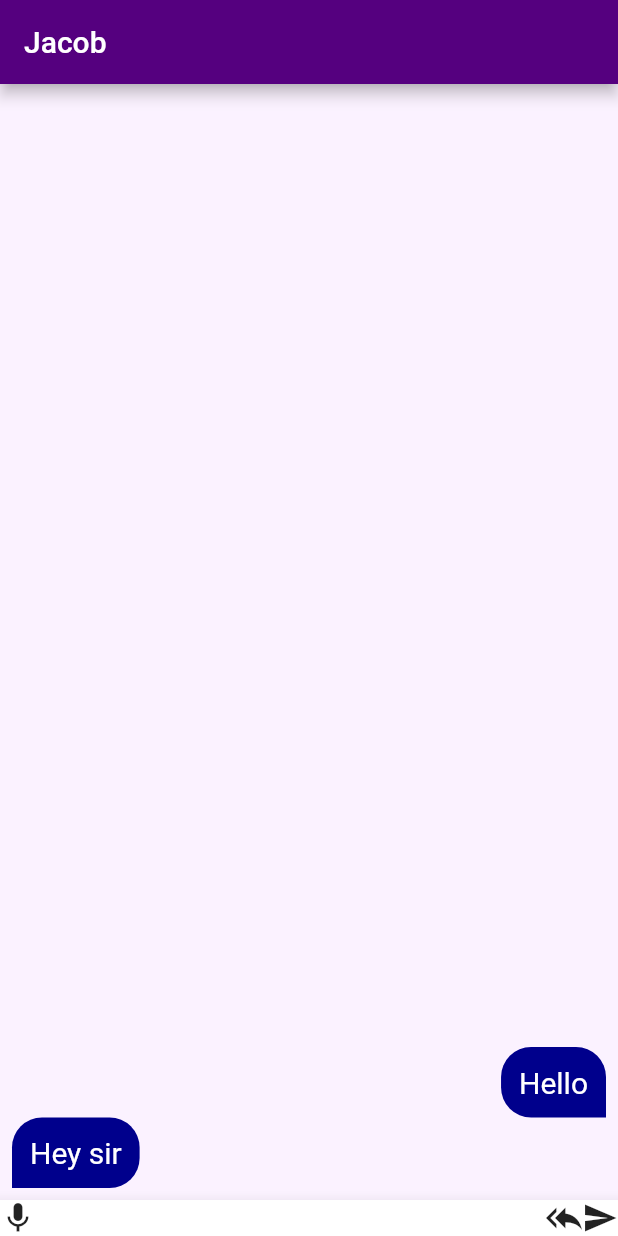
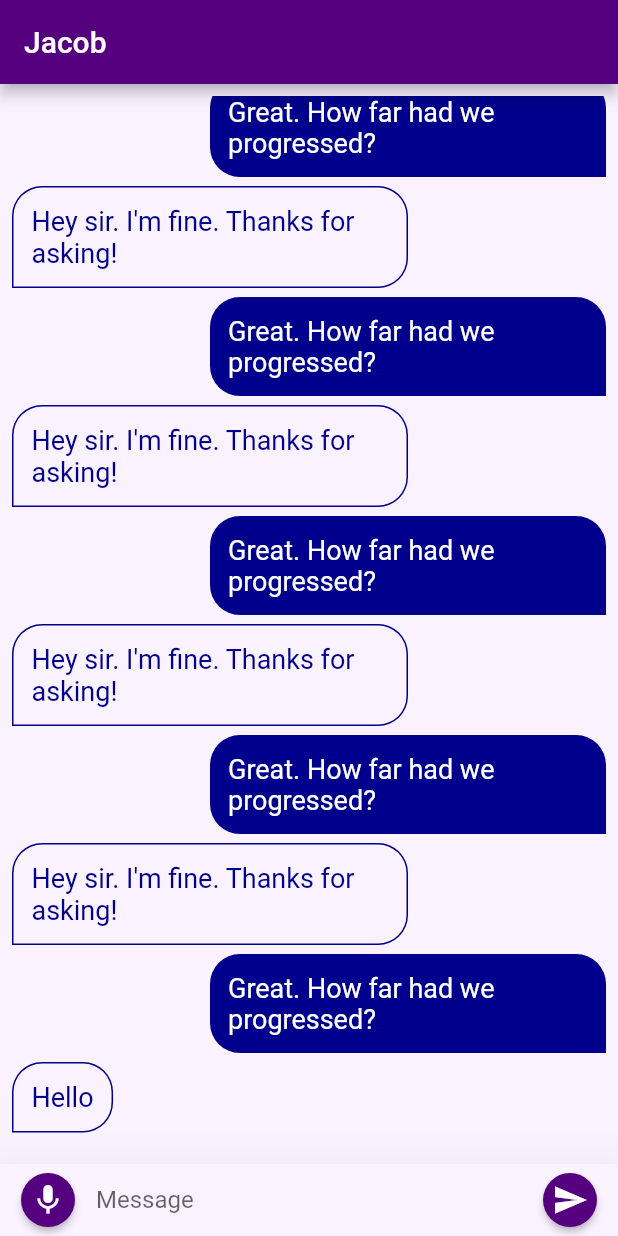
Before and after one commit to root458/Multilingual-Chat, a Flutter app: the screen it shows after launch, on a phone screen of 412 x 824 dp. Run offline on Flutter 3.47's test engine with Material 2 defaults, Android fonts, the phone set to English and light mode, and no system bars; generated files the repository leaves out were written again.

Commit message:
Visual changes: Space between messages, Message box styling depending on sender, Message area, mic and send buttons

```diff
--- a/lib/src/app.dart
+++ b/lib/src/app.dart
@@ -27,6 +27,7 @@ class MyApp extends StatelessWidget {
       animation: settingsController,
       builder: (BuildContext context, Widget? child) {
         return MaterialApp(
+          debugShowCheckedModeBanner: false,
           // Providing a restorationScopeId allows the Navigator built by the
           // MaterialApp to restore the navigation stack when a user leaves and
           // returns to the app after it has been killed while running in the
--- a/lib/src/chat_page/chat_view.dart
+++ b/lib/src/chat_page/chat_view.dart
@@ -9,21 +9,59 @@ class ChatView extends StatelessWidget {
 
   @override
   Widget build(BuildContext context) {
-    var m1 = const Message(messageText: 'Hello', isMine: true);
-    var m2 = const Message(messageText: 'Hey sir', isMine: false);
-
+    var m1 = const Message(messageText: "Hello", isMine: true);
+    var m2 = const Message(
+        messageText: "Hey sir. I'm fine. Thanks for asking!", isMine: false);
+    var m3 = const Message(
+        messageText: "Great. How far had we progressed?", isMine: true);
+    var m4 = const Message(messageText: "Hello", isMine: false);
 
     return Scaffold(
       backgroundColor: kSecondary,
-      bottomNavigationBar: BottomAppBar(
-        child: Row(
-            // ignore: prefer_const_literals_to_create_immutables
+      bottomNavigationBar: Transform.translate(
+        offset: Offset(0.0, -1 * MediaQuery.of(context).viewInsets.bottom),
+        child: BottomAppBar(
+          elevation: 30.0,
+          color: kSecondary,
+          child: Row(
             children: [
-              const Icon(Icons.mic),
-              const Spacer(),
-              const Icon(Icons.reply_all),
-              const Icon(Icons.send)
-            ]),
+              ElevatedButton(
+                onPressed: () {},
+                child: const Icon(
+                  Icons.mic,
+                  color: Colors.white,
+                ),
+                style: ElevatedButton.styleFrom(
+                  primary: kMain,
+                  shape: const CircleBorder(),
+                ),
+              ),
+              const Expanded(
+                child: TextField(
+                  decoration: InputDecoration(
+                    border: InputBorder.none,
+                    focusedBorder: InputBorder.none,
+                    enabledBorder: InputBorder.none,
+                    errorBorder: InputBorder.none,
+                    disabledBorder: InputBorder.none,
+                    hintText: "Message",
+                  ),
+                ),
+              ),
+              ElevatedButton(
+                onPressed: () {},
+                child: const Icon(
+                  Icons.send,
+                  color: Colors.white,
+                ),
+                style: ElevatedButton.styleFrom(
+                  primary: kMain,
+                  shape: const CircleBorder(),
+                ),
+              ),
+            ],
+          ),
+        ),
       ),
       appBar: AppBar(
         backgroundColor: kMain,
@@ -31,11 +69,24 @@ class ChatView extends StatelessWidget {
       ),
       body: Padding(
         padding: const EdgeInsets.all(8.0),
-        child: Column(
-          mainAxisAlignment: MainAxisAlignment.end,
+        child: ListView(
+          physics: const BouncingScrollPhysics(),
+          reverse: true,
+          padding: const EdgeInsets.symmetric(vertical: 10.0, horizontal: 0.0),
+          // Here the latest message should be at the top. Earlier messages below
           children: [
+            MessageBox(message: m4),
+            MessageBox(message: m3),
+            MessageBox(message: m2),
+            MessageBox(message: m3),
+            MessageBox(message: m2),
+            MessageBox(message: m3),
+            MessageBox(message: m2),
+            MessageBox(message: m3),
+            MessageBox(message: m2),
+            MessageBox(message: m3),
+            MessageBox(message: m2),
             MessageBox(message: m1),
-            MessageBox(message: m2)
           ],
         ),
       ),
--- a/lib/src/chat_page/components/message_box.dart
+++ b/lib/src/chat_page/components/message_box.dart
@@ -9,27 +9,14 @@ class MessageBox extends StatelessWidget {
 
   @override
   Widget build(BuildContext context) {
-    return Row(
-      mainAxisAlignment:
-          message.isMine ? MainAxisAlignment.end : MainAxisAlignment.start,
-      // ignore: prefer_const_literals_to_create_immutables
-      children: [
-        Flexible(
-          flex: 2,
-          child: Container(
-            child: Padding(
-              padding: const EdgeInsets.all(12.0),
-              child: Text(
-                message.messageText,
-                style: const TextStyle(fontSize: 20.0, color: Colors.white),
-                overflow: TextOverflow.visible,
-              ),
-            ),
-            decoration: _determineDeco(message),
-          ),
-        ),
-        const Flexible(flex: 1, child: Text(''))
-      ],
+    return Padding(
+      padding: const EdgeInsets.symmetric(vertical: 3.0, horizontal: 0.0),
+      child: Row(
+        mainAxisAlignment:
+            message.isMine ? MainAxisAlignment.end : MainAxisAlignment.start,
+        // ignore: prefer_const_literals_to_create_immutables
+        children: _determineOrientation(message),
+      ),
     );
   }
 
@@ -46,7 +33,10 @@ class MessageBox extends StatelessWidget {
       );
     } else {
       return BoxDecoration(
-        color: kAccent,
+        color: kSecondary,
+        border: Border.all(
+          color: kAccent
+        ),
         borderRadius: const BorderRadius.only(
           topLeft: Radius.circular(20.0),
           topRight: Radius.circular(20.0),
@@ -56,4 +46,55 @@ class MessageBox extends StatelessWidget {
       );
     }
   }
+
+
+  List<Widget> _determineOrientation(Message message) {
+    if (message.isMine) {
+      return [
+          const Flexible(flex: 1, child: Text('')),
+          Flexible(
+            flex: 2,
+            child: Container(
+              child: Padding(
+                padding: const EdgeInsets.all(12.0),
+                child: Text(
+                  message.messageText,
+                  style: TextStyle(
+                    fontSize: 18.0,
+                    color: message.isMine ? Colors.white : kAccent,
+                  ),
+                  overflow: TextOverflow.visible,
+                ),
+              ),
+              decoration: _determineDeco(message),
+            ),
+          ),
+
+        ];
+    }
+    else {
+      return [
+          Flexible(
+            flex: 2,
+            child: Container(
+              child: Padding(
+                padding: const EdgeInsets.all(12.0),
+                child: Text(
+                  message.messageText,
+                  style: TextStyle(
+                    fontSize: 18.0,
+                    color: message.isMine ? Colors.white : kAccent,
+                  ),
+                  overflow: TextOverflow.visible,
+                ),
+              ),
+              decoration: _determineDeco(message),
+            ),
+          ),
+          const Flexible(flex: 1, child: Text(''))
+        ];
+    }
+  }
+
+
 }
```
Also changed, not shown: 1 other file.
